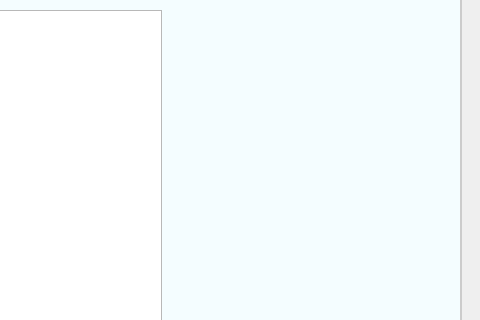
Old version of the form sidebar.ui in the repository AsifCantCode/QLibrary; both pictures show x 653 to 1133 and y 220 to 540 of the 1133 by 720 pixel window.
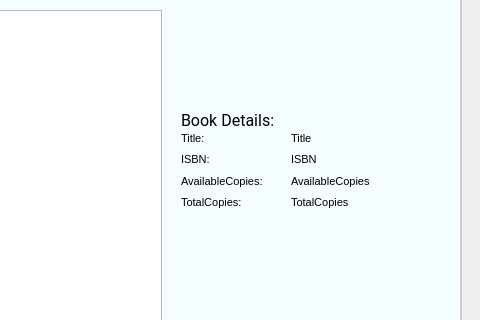
New version of the form. Icons and pictures are not drawn.

Commit message: book search

```diff
--- a/sidebar.ui
+++ b/sidebar.ui
@@ -1280,6 +1280,105 @@
             <string>Academic Books</string>
            </property>
           </widget>
+          <widget class="QWidget" name="verticalLayoutWidget_4">
+           <property name="geometry">
+            <rect>
+             <x>630</x>
+             <y>310</y>
+             <width>101</width>
+             <height>80</height>
+            </rect>
+           </property>
+           <layout class="QVBoxLayout" name="verticalLayout_9">
+            <item>
+             <widget class="QLabel" name="Title">
+              <property name="text">
+               <string>Title:</string>
+              </property>
+             </widget>
+            </item>
+            <item>
+             <widget class="QLabel" name="ISBN">
+              <property name="text">
+               <string>ISBN:</string>
+              </property>
+             </widget>
+            </item>
+            <item>
+             <widget class="QLabel" name="AvailableCopies">
+              <property name="text">
+               <string>AvailableCopies: </string>
+              </property>
+             </widget>
+            </item>
+            <item>
+             <widget class="QLabel" name="TotalCopies">
+              <property name="text">
+               <string>TotalCopies:</string>
+              </property>
+             </widget>
+            </item>
+           </layout>
+          </widget>
+          <widget class="QWidget" name="verticalLayoutWidget_5">
+           <property name="geometry">
+            <rect>
+             <x>740</x>
+             <y>310</y>
+             <width>160</width>
+             <height>80</height>
+            </rect>
+           </property>
+           <layout class="QVBoxLayout" name="verticalLayout_12">
+            <item>
+             <widget class="QLabel" name="TitleValue">
+              <property name="text">
+               <string>Title</string>
+              </property>
+             </widget>
+            </item>
+            <item>
+             <widget class="QLabel" name="ISBNValue">
+              <property name="text">
+               <string>ISBN</string>
+              </property>
+             </widget>
+            </item>
+            <item>
+             <widget class="QLabel" name="AvailableCopiesValue">
+              <property name="text">
+               <string>AvailableCopies</string>
+              </property>
+             </widget>
+            </item>
+            <item>
+             <widget class="QLabel" name="TotalCopiesValue">
+              <property name="text">
+               <string>TotalCopies</string>
+              </property>
+             </widget>
+            </item>
+           </layout>
+          </widget>
+          <widget class="QLabel" name="label_7">
+           <property name="geometry">
+            <rect>
+             <x>630</x>
+             <y>290</y>
+             <width>101</width>
+             <height>21</height>
+            </rect>
+           </property>
+           <property name="font">
+            <font>
+             <family>Roboto</family>
+             <pointsize>12</pointsize>
+            </font>
+           </property>
+           <property name="text">
+            <string>Book Details:</string>
+           </property>
+          </widget>
          </widget>
          <widget class="QWidget" name="page_2">
           <widget class="QWidget" name="verticalLayoutWidget_2">
```
The commit also changes 1 other file.
